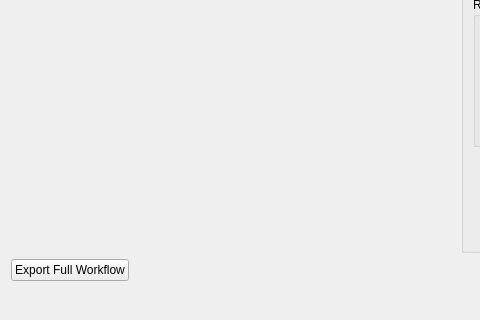
HEXRD/hexrdgui, file hexrdgui/resources/ui/fit_grains_results_dialog.ui: the form before one commit; both pictures show x 0 to 480 and y 545 to 865 of the 1200 by 865 pixel window.
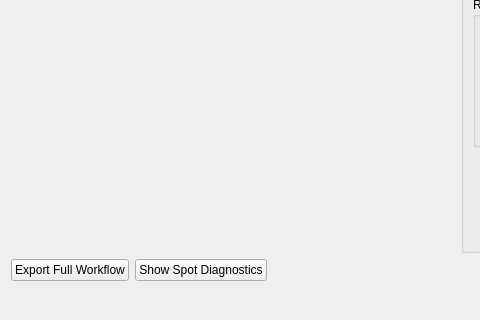
The form after the commit. Custom widgets are drawn as their Qt base class.

Commit message:
Add dialog for HEDM calibration diagnostics
This dialog provides several plots indicating how good of a fit the
calibration is.

It is a new "Spot Diagnostics" button in the HEDM calibration dialog.

It is also available in the HEDM workflow, after fit-grains has finished.

Diff of the .ui file:
```diff
--- a/hexrdgui/resources/ui/fit_grains_results_dialog.ui
+++ b/hexrdgui/resources/ui/fit_grains_results_dialog.ui
@@ -555,6 +555,13 @@
        </property>
       </widget>
      </item>
+     <item>
+      <widget class="QPushButton" name="spot_diagnostics">
+       <property name="text">
+        <string>Show Spot Diagnostics</string>
+       </property>
+      </widget>
+     </item>
      <item>
       <spacer name="horizontalSpacer">
        <property name="orientation">
```
The commit also changes 10 other files.
